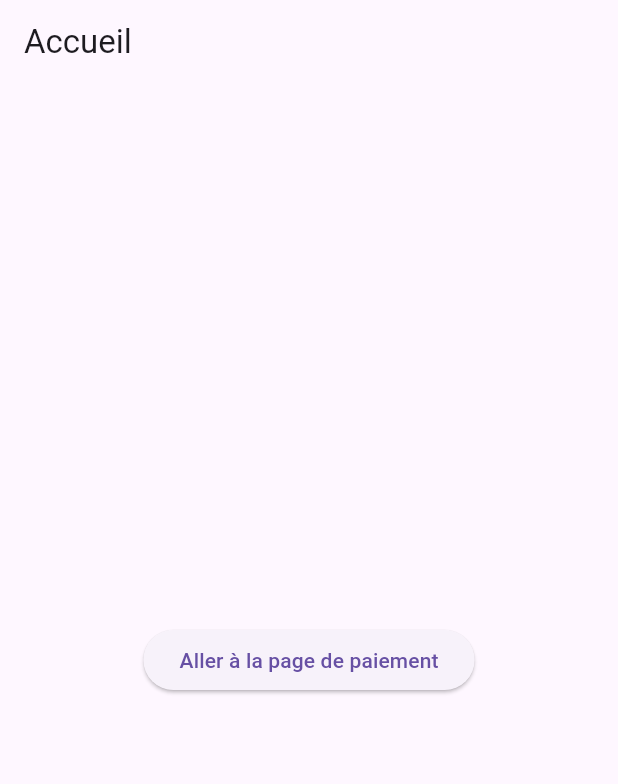
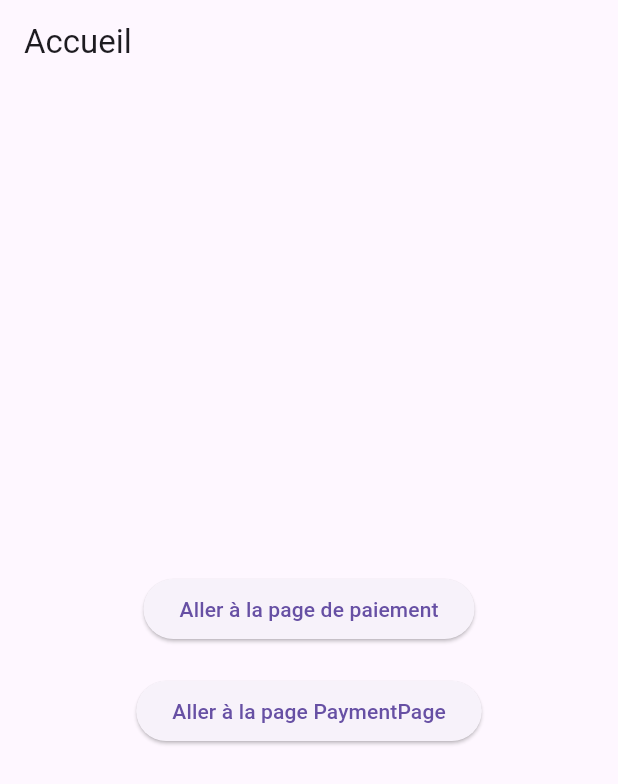
Before and after one commit to Fatimazahrasaad1/pfepay, a Flutter app: the HomePage screen opened directly, on a phone screen of 412 x 824 dp. Shown: the top 784 px of the screen. Run offline on Flutter 3.47's test engine with Material 3 defaults, Android fonts, the phone set to English and light mode, and no system bars; Roboto replaces fonts that are missing (Zabal).

Commit message:
Ajout de nouvelles fonctionnalités et suppression

```diff
--- a/lib/mainpaiment.dart
+++ b/lib/mainpaiment.dart
@@ -1,9 +1,10 @@
 import 'package:flutter/material.dart';
-import 'package:mkadia/views/parametre/paiementsave.dart'; // Importez PaymentSavePage
-import 'package:mkadia/provider/PaymentManager.dart'; // Importez PaymentManager
+import 'package:mkadia/provider/PaymentManager.dart';
+import 'package:mkadia/views/paiement/paiement.dart';
+import 'package:mkadia/views/parametre/paiementsave.dart';
 
 void main() {
-  runApp(MyApp());
+  runApp(MyApp()); // Point d'entrée de l'application
 }
 
 class MyApp extends StatelessWidget {
@@ -12,7 +13,7 @@ class MyApp extends StatelessWidget {
     return MaterialApp(
       title: 'Mon Application',
       theme: ThemeData(
-        primarySwatch: Colors.green,
+        primarySwatch: Colors.green, // Thème principal
       ),
       home: HomePage(), // Page d'accueil
     );
@@ -27,23 +28,36 @@ class HomePage extends StatelessWidget {
         title: Text('Accueil'),
       ),
       body: Center(
-        child: ElevatedButton(
+        child: Column(
+          mainAxisAlignment: MainAxisAlignment.center,
+          children: [
+            ElevatedButton(
               onPressed: () {
-            // Créez une instance de PaymentManager
                 final paymentManager = PaymentManager();
-
-            // Naviguez vers PaymentSavePage en passant paymentManager
                 Navigator.push(
                   context,
                   MaterialPageRoute(
-                builder: (context) => PaymentSavePage(
-                  paymentManager: paymentManager, // Passez l'instance ici
-                ),
+                    builder: (context) => PaymentSavePage(paymentManager: paymentManager),
                   ),
                 );
               },
               child: Text('Aller à la page de paiement'),
             ),
+            const SizedBox(height: 20),
+            ElevatedButton(
+              onPressed: () {
+                final paymentManager = PaymentManager();
+                Navigator.push(
+                  context,
+                  MaterialPageRoute(
+                    builder: (context) => PaymentPage(paymentManager: paymentManager),
+                  ),
+                );
+              },
+              child: Text('Aller à la page PaymentPage'),
+            ),
+          ],
+        ),
       ),
     );
   }
```
Lines whose indentation alone changed are shown as unchanged.
